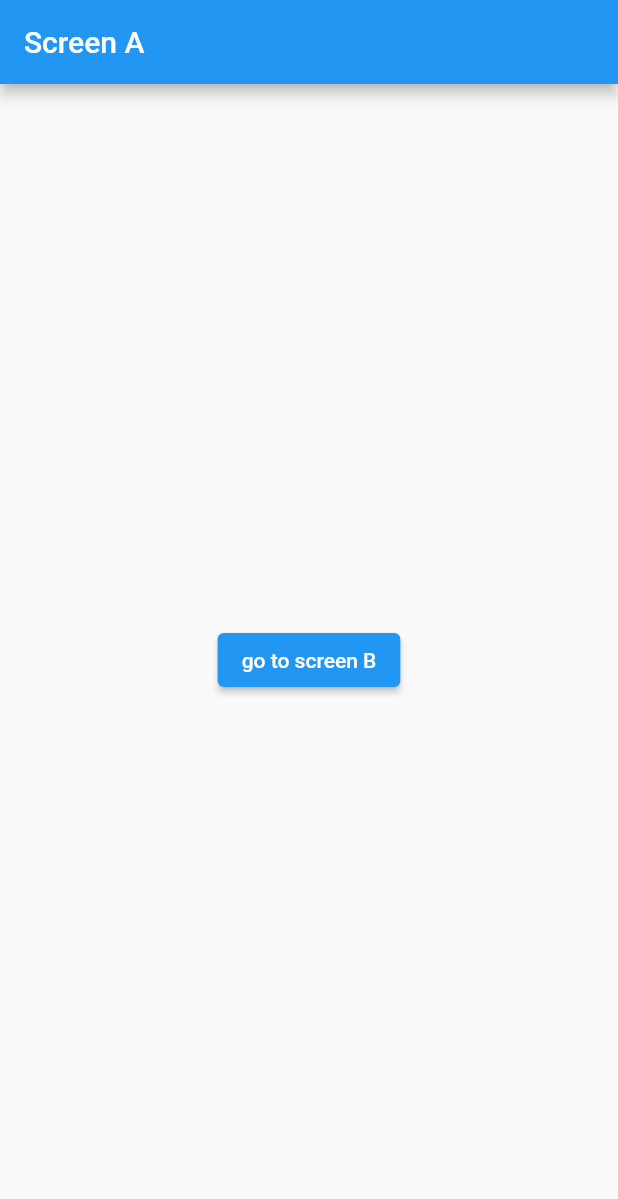
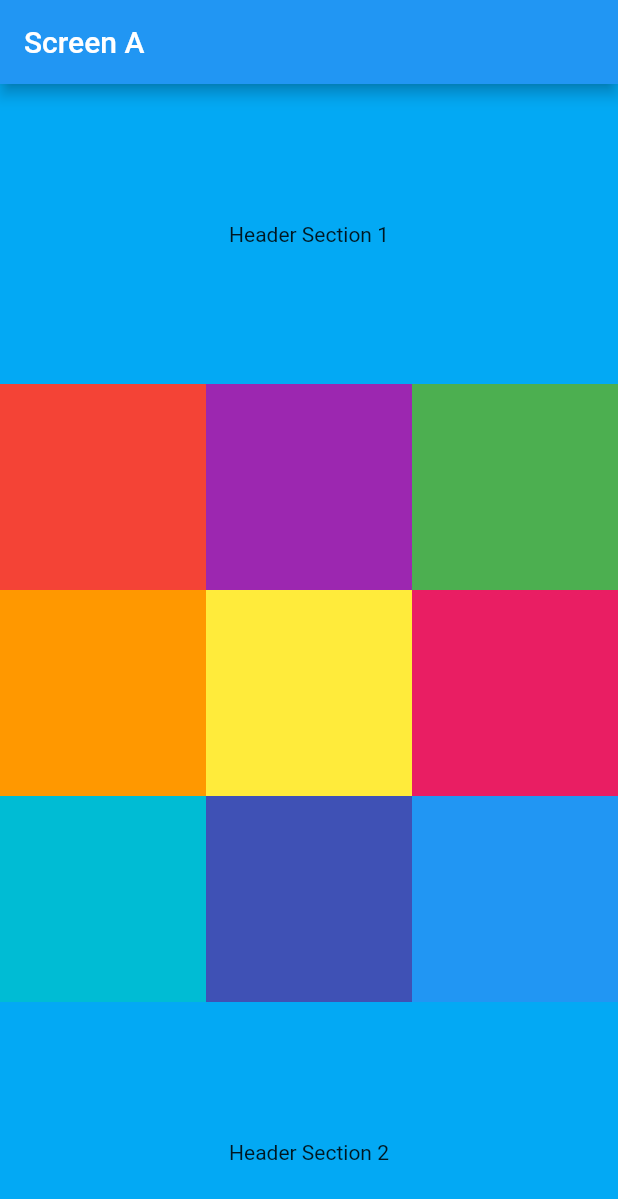
Before and after one commit to SklyarovYura/learning_flutter, a Flutter app: the screen it shows after launch, on a phone screen of 412 x 824 dp. Shown: the top 1199 px of the screen. Run offline on Flutter 3.47's test engine with Material 2 defaults, Android fonts, the phone set to English and light mode, and no system bars; our stand-ins replace bloc, flutter_bloc.

Commit message:
sliver-list

```diff
--- a/lib/screens/screen_a.dart
+++ b/lib/screens/screen_a.dart
@@ -1,8 +1,11 @@
 import 'package:flutter/material.dart';
+import 'dart:math' as math;
+
 import 'package:flutter_bloc/flutter_bloc.dart';
-
 import 'package:learning_flutter/navigation/navigation.block.dart';
 import 'package:learning_flutter/navigation/navigation.event.dart';
+
+
 
 class ScreenA extends StatelessWidget {
   @override
@@ -11,14 +14,119 @@ class ScreenA extends StatelessWidget {
       appBar: AppBar(
         title: Text('Screen A'),
       ),
-      body: Center(
-        child: ElevatedButton(
-          child: Text('go to screen B'),
-          onPressed: () {
-            BlocProvider.of<NavigationBloc>(context).add(NavigationEvent("B"));
-          },
-        ),
+      body: CollapsingList()
+    );
+  }
+}
+
+class _SliverAppBarDelegate extends SliverPersistentHeaderDelegate {
+  _SliverAppBarDelegate({
+    @required this.minHeight,
+    @required this.maxHeight,
+    @required this.child,
+  });
+  final double minHeight;
+  final double maxHeight;
+  final Widget child;
+  @override
+  double get minExtent => minHeight;
+  @override
+  double get maxExtent => math.max(maxHeight, minHeight);
+  @override
+  Widget build(
+      BuildContext context,
+      double shrinkOffset,
+      bool overlapsContent)
+  {
+    return new SizedBox.expand(child: child);
+  }
+  @override
+  bool shouldRebuild(_SliverAppBarDelegate oldDelegate) {
+    return maxHeight != oldDelegate.maxHeight ||
+        minHeight != oldDelegate.minHeight ||
+        child != oldDelegate.child;
+  }
+}
+
+class CollapsingList extends StatelessWidget {
+  SliverPersistentHeader makeHeader(String headerText) {
+    return SliverPersistentHeader(
+      pinned: true,
+      delegate: _SliverAppBarDelegate(
+        minHeight: 60.0,
+        maxHeight: 200.0,
+        child: Container(
+            color: Colors.lightBlue, child: Center(child:
+        Text(headerText))),
       ),
     );
   }
+  @override
+  Widget build(BuildContext context) {
+    return CustomScrollView(
+      slivers: <Widget>[
+        makeHeader('Header Section 1'),
+        SliverGrid.count(
+          crossAxisCount: 3,
+          children: [
+            Container(color: Colors.red, height: 150.0),
+            Container(color: Colors.purple, height: 150.0),
+            Container(color: Colors.green, height: 150.0),
+            Container(color: Colors.orange, height: 150.0),
+            Container(color: Colors.yellow, height: 150.0),
+            Container(color: Colors.pink, height: 150.0),
+            Container(color: Colors.cyan, height: 150.0),
+            Container(color: Colors.indigo, height: 150.0),
+            Container(color: Colors.blue, height: 150.0),
+          ],
+        ),
+        makeHeader('Header Section 2'),
+        SliverFixedExtentList(
+          itemExtent: 150.0,
+          delegate: SliverChildListDelegate(
+            [
+              Container(color: Colors.red),
+              Container(color: Colors.purple),
+              Container(color: Colors.green),
+              Container(color: Colors.orange),
+              Container(color: Colors.yellow),
+            ],
+          ),
+        ),
+        makeHeader('Header Section 3'),
+        SliverGrid(
+          gridDelegate:
+          new SliverGridDelegateWithMaxCrossAxisExtent(
+            maxCrossAxisExtent: 200.0,
+            mainAxisSpacing: 10.0,
+            crossAxisSpacing: 10.0,
+            childAspectRatio: 4.0,
+          ),
+          delegate: new SliverChildBuilderDelegate(
+                (BuildContext context, int index) {
+              return new Container(
+                alignment: Alignment.center,
+                color: Colors.teal[100 * (index % 9)],
+                child: new Text('grid item $index'),
+              );
+            },
+            childCount: 20,
+          ),
+        ),
+        makeHeader('Header Section 4'),
+        // Yes, this could also be a SliverFixedExtentList. Writing
+        // this way just for an example of SliverList construction.
+        SliverList(
+          delegate: SliverChildListDelegate(
+            [
+              Container(color: Colors.pink, height: 150.0),
+              Container(color: Colors.cyan, height: 150.0),
+              Container(color: Colors.indigo, height: 150.0),
+              Container(color: Colors.blue, height: 150.0),
+            ],
+          ),
+        ),
+      ],
+    );
+  }
 }
```
